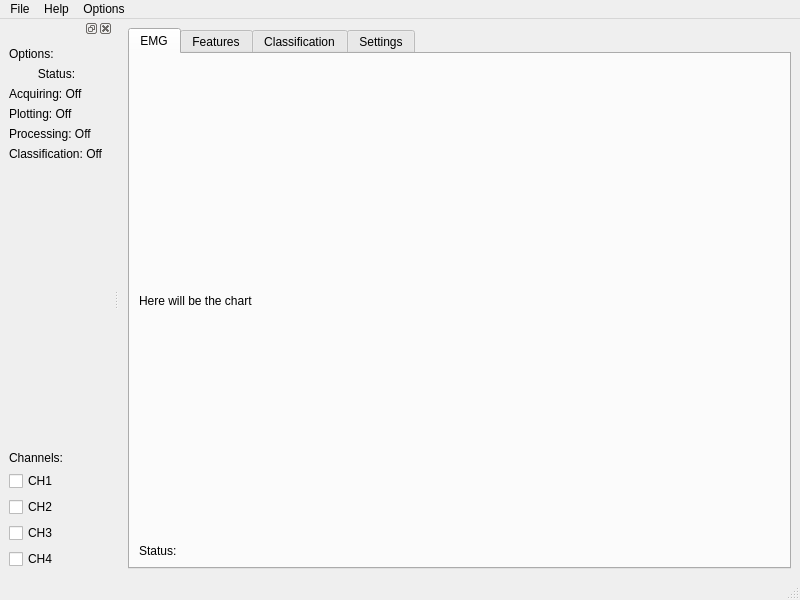
italogsfernandes/hand, file python-real-time-application/views/layouts/base_project_main.ui: the form before one commit.
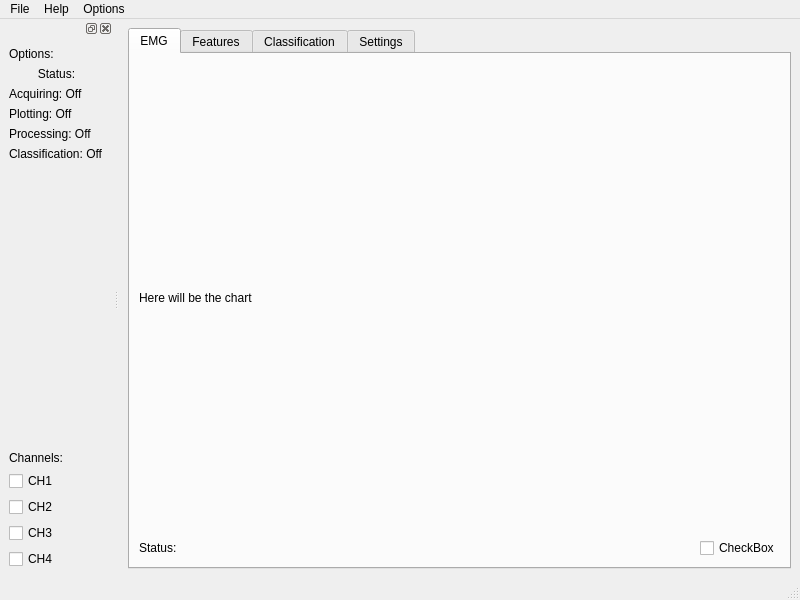
The form after the commit.

Commit message: chart on/off

The edit to the form file:
```diff
--- a/python-real-time-application/views/layouts/base_project_main.ui
+++ b/python-real-time-application/views/layouts/base_project_main.ui
@@ -63,11 +63,31 @@
            </layout>
           </item>
           <item>
+           <layout class="QHBoxLayout" name="horizontalLayout_3">
+            <property name="topMargin">
+             <number>0</number>
+            </property>
+            <item>
            <widget class="QLabel" name="lbl_status">
+              <property name="sizePolicy">
+               <sizepolicy hsizetype="Expanding" vsizetype="Preferred">
+                <horstretch>0</horstretch>
+                <verstretch>0</verstretch>
+               </sizepolicy>
+              </property>
             <property name="text">
              <string>Status:</string>
             </property>
            </widget>
+            </item>
+            <item>
+             <widget class="QCheckBox" name="checkBox">
+              <property name="text">
+               <string>CheckBox</string>
+              </property>
+             </widget>
+            </item>
+           </layout>
           </item>
          </layout>
         </item>
```
Lines whose indentation alone changed are shown as unchanged. The commit also changes 2 other files.
